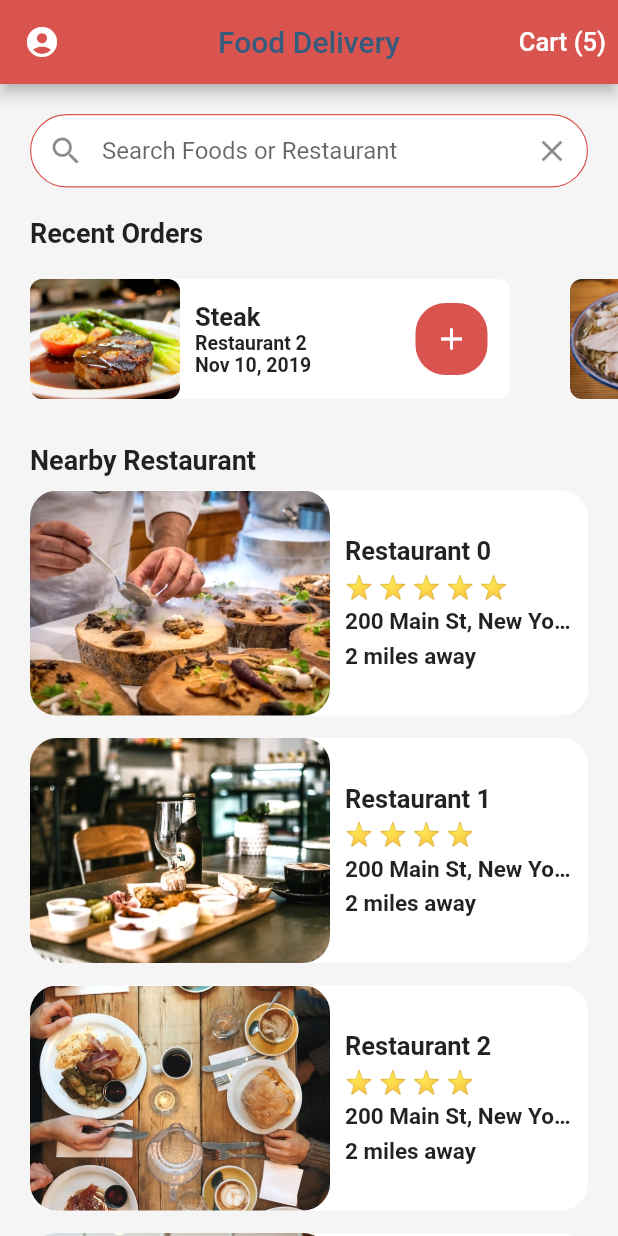
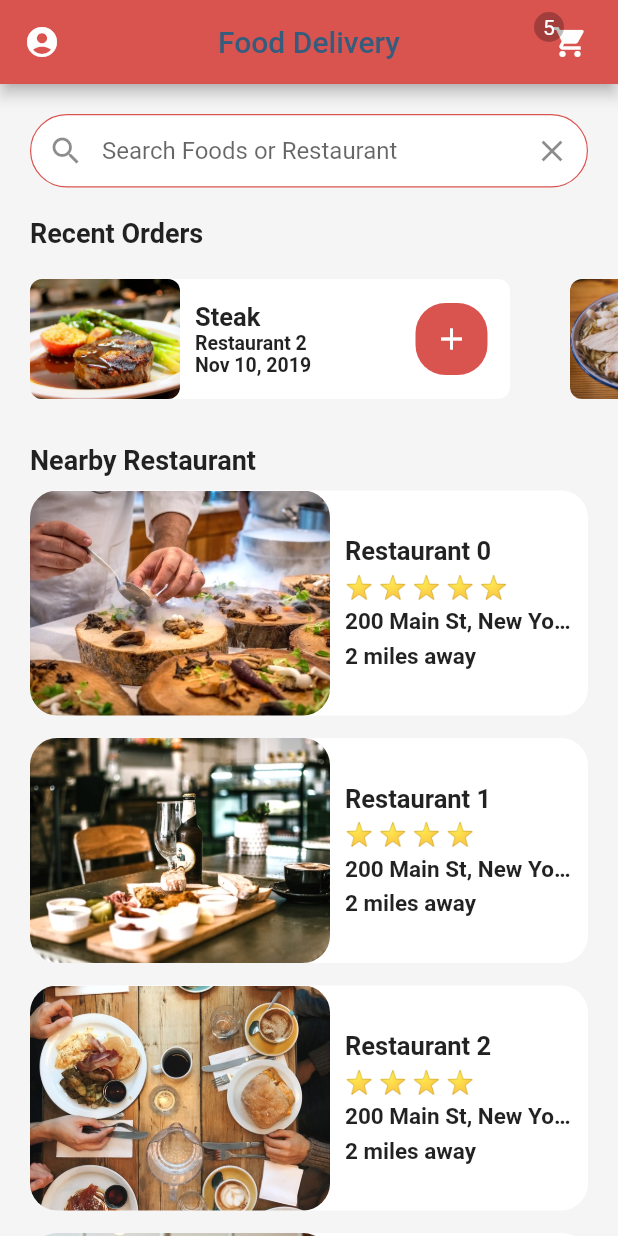
Before and after one commit to mohhamad-esmaili/food-delivery, a Flutter app: the screen it shows after launch, on a phone screen of 412 x 824 dp. Run offline on Flutter 3.47's test engine with Material 2 defaults, Android fonts, the phone set to English and light mode, and no system bars; drawn by our look-alikes of animated_text_kit.

Commit message:
editing home cart on appbar for checkout

```diff
--- a/lib/screens/home_screen.dart
+++ b/lib/screens/home_screen.dart
@@ -119,13 +119,26 @@ class FoodHomeScreen extends StatelessWidget {
         ),
         centerTitle: true,
         actions: [
-          TextButton(
-            onPressed: () {
-              Navigator.of(context).pushNamed(CheckoutScreen.routeName);
-            },
-            child: Text(
-              'Cart (${currentUser.cart.length})',
-              style: TextStyle(color: Colors.white, fontSize: 17.0),
+          Container(
+            margin: EdgeInsets.all(8.0),
+            child: Stack(
+              children: [
+                IconButton(
+                    onPressed: () {
+                      Navigator.of(context).pushNamed(CheckoutScreen.routeName);
+                    },
+                    icon: Icon(Icons.shopping_cart)),
+                Container(
+                  width: 20,
+                  height: 20,
+                  decoration: BoxDecoration(
+                      borderRadius: BorderRadius.circular(20.0),
+                      color: Colors.black26),
+                  child: Center(
+                    child: Text('${currentUser.orders.length}'),
+                  ),
+                )
+              ],
             ),
           )
         ],
```
